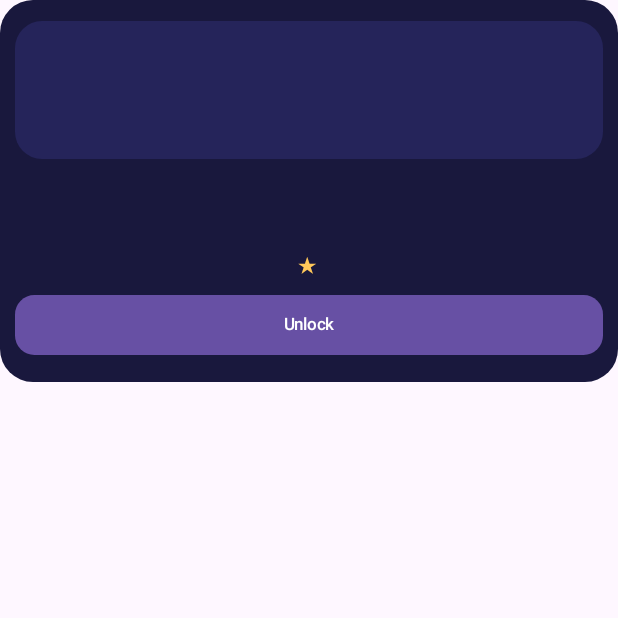
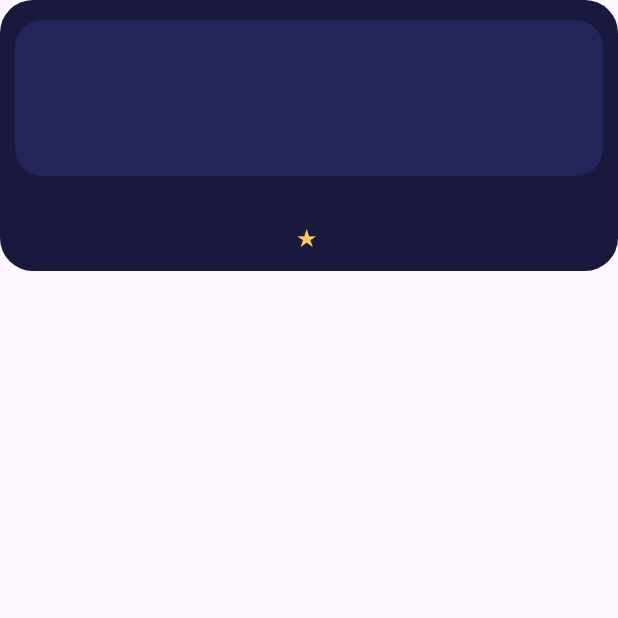
Before and after one commit to drugalochek/StageCue-mobile, an Android app built with Jetpack Compose: the composable StoreItemCard called with empty values, on a phone screen of 412 x 824 dp, the top half of it. Run offline under Robolectric (Android 15) with nearby library versions, the phone set to English and light mode, and no system bars.

Commit message:
Match shop item cards and sleepy home mascot to supplied reference

```diff
--- a/app/src/main/java/com/lingo/app/MainActivity.kt
+++ b/app/src/main/java/com/lingo/app/MainActivity.kt
@@ -94,7 +94,7 @@ private fun LingoApp(initialStage: Int, initialXp: Int, initialStreak: Int, init
     var selected by remember { mutableIntStateOf(-1) }
     var correct by remember { mutableIntStateOf(0) }
     var feedback by remember { mutableStateOf(false) }
-    var bearEmotion by remember { mutableIntStateOf(1) }
+    var bearEmotion by remember { mutableIntStateOf(2) }
     var courseId by remember { mutableStateOf(initialCourse) }
     var dailyGoal by remember { mutableIntStateOf(initialGoal) }
     var setupDone by remember { mutableStateOf(onboardingDone) }
@@ -714,20 +714,15 @@ private fun StoreHeader(gems: Int) {
 
 @Composable
 private fun StoreItemCard(name: String, description: String, price: String, symbol: String, modifier: Modifier = Modifier) {
-    var purchased by remember { mutableStateOf(false) }
     Surface(color = Card, shape = RoundedCornerShape(22.dp), modifier = modifier) {
-        Column(Modifier.fillMaxWidth().padding(horizontal = 10.dp, vertical = 14.dp), horizontalAlignment = Alignment.CenterHorizontally, verticalArrangement = Arrangement.spacedBy(7.dp)) {
+        Column(Modifier.fillMaxWidth().padding(horizontal = 10.dp, vertical = 13.dp), horizontalAlignment = Alignment.CenterHorizontally, verticalArrangement = Arrangement.spacedBy(8.dp)) {
             Surface(color = CardRaised, shape = RoundedCornerShape(18.dp)) {
-                Box(Modifier.fillMaxWidth().height(92.dp), contentAlignment = Alignment.Center) {
-                    Text(symbol, color = Blue, fontSize = 48.sp, fontWeight = FontWeight.Bold)
+                Box(Modifier.fillMaxWidth().height(104.dp), contentAlignment = Alignment.Center) {
+                    Text(symbol, color = Blue, fontSize = 54.sp, fontWeight = FontWeight.Bold)
                 }
             }
-            Text(name, color = Ink, fontWeight = FontWeight.Bold, fontSize = 14.sp, textAlign = TextAlign.Center, maxLines = 1)
-            Text(description, color = Muted, fontSize = 10.sp, textAlign = TextAlign.Center, minLines = 2, maxLines = 2)
-            Text("★ $price", color = Gold, fontSize = 13.sp, fontWeight = FontWeight.Bold)
-            Button(onClick = { purchased = true }, enabled = !purchased, modifier = Modifier.fillMaxWidth(), shape = RoundedCornerShape(13.dp), contentPadding = PaddingValues(horizontal = 8.dp, vertical = 6.dp)) {
-                Text(if (purchased) ui("Выбрано", "Selected") else ui("Открыть", "Unlock"), fontSize = 11.sp)
-            }
+            Text(name, color = Ink, fontWeight = FontWeight.SemiBold, fontSize = 13.sp, textAlign = TextAlign.Center, maxLines = 1)
+            Text("★ $price", color = Gold, fontSize = 14.sp, fontWeight = FontWeight.Bold)
         }
     }
 }
```
